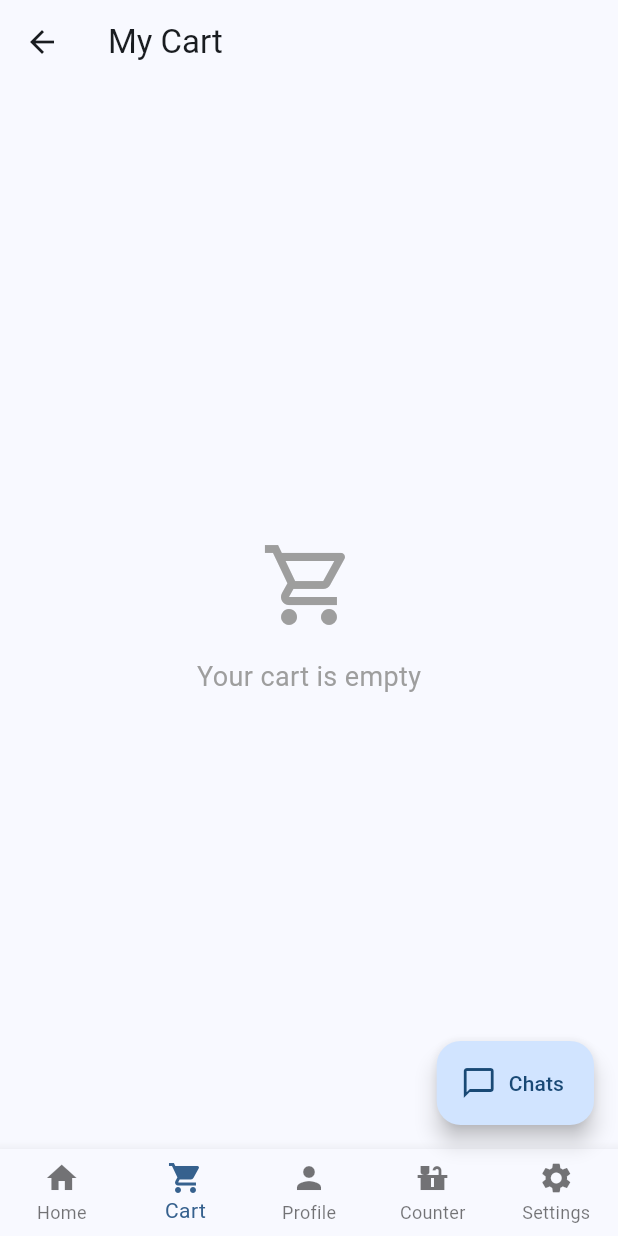
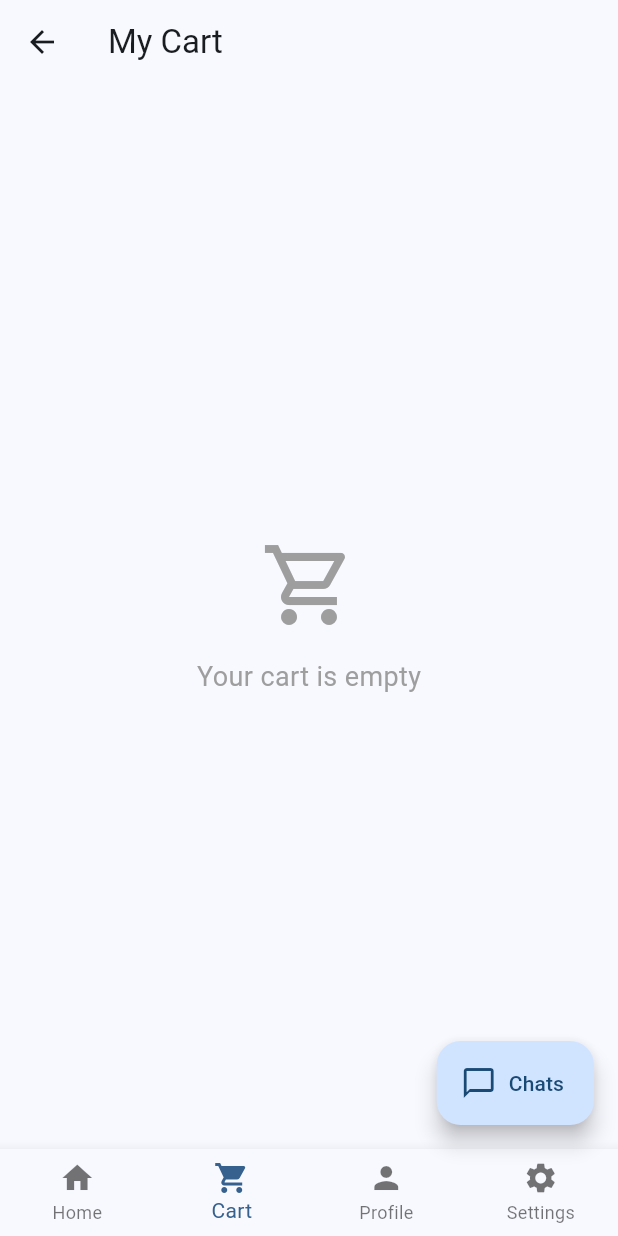
Before and after one commit to wendev27/aquino_advmobprogAY26272, a Flutter app: the MainNavigation screen opened by its route, item 2 of the bottom bar chosen, on a phone screen of 412 x 824 dp. Run offline on Flutter 3.47's test engine with Material 3 defaults, Android fonts, the phone set to English and light mode, and no system bars; our stand-ins replace cloud_firestore, firebase_auth, firebase_core, flutter_dotenv, shared_preferences; accounts and stored records are empty; network calls fail.

Commit message:
chore: hide counter navigation tab

```diff
--- a/aquino_mobile/lib/main.dart
+++ b/aquino_mobile/lib/main.dart
@@ -9,7 +9,6 @@ import 'providers/counter_provider.dart';
 import 'providers/cart_provider.dart';
 import 'screens/home_screen.dart';
 import 'screens/settings_screen.dart';
-import 'screens/dual_counter_screen.dart';
 import 'screens/cart_screen.dart';
 import 'screens/profile_screen.dart';
 import 'screens/splash_screen.dart';
@@ -140,7 +139,6 @@ class _MainNavigationState extends State<MainNavigation> {
     const HomeScreen(),
     CartScreen(userId: widget.userId),
     const ProfileScreen(),
-    const DualCounterScreen(),
     const SettingsScreen(),
   ];
 
@@ -187,11 +185,6 @@ class _MainNavigationState extends State<MainNavigation> {
             icon: Icon(Icons.person),
             label: 'Profile',
           ),
-          // Counter tab
-          BottomNavigationBarItem(
-            icon: Icon(Icons.countertops),
-            label: 'Counter',
-          ),
           // Settings tab
           BottomNavigationBarItem(
             icon: Icon(Icons.settings),
```
